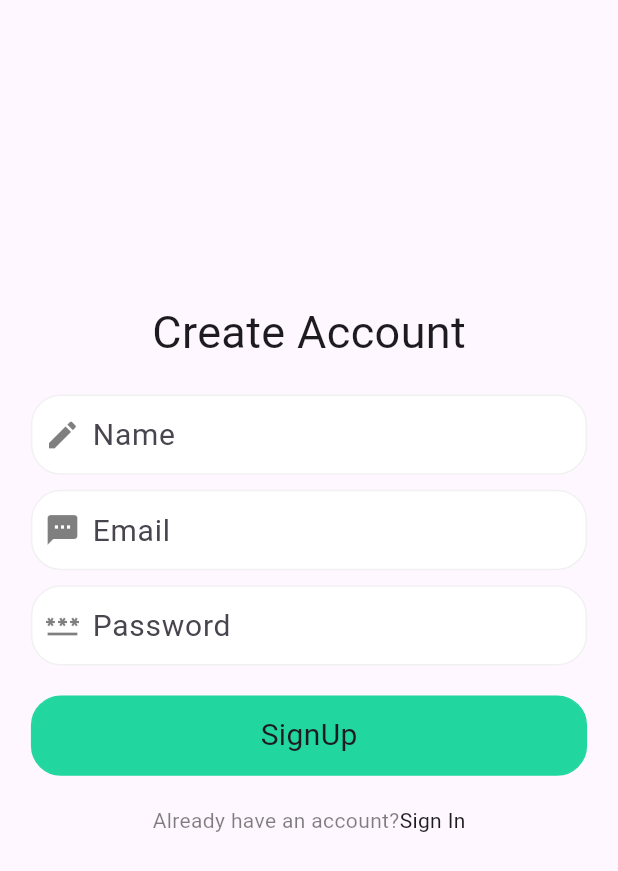
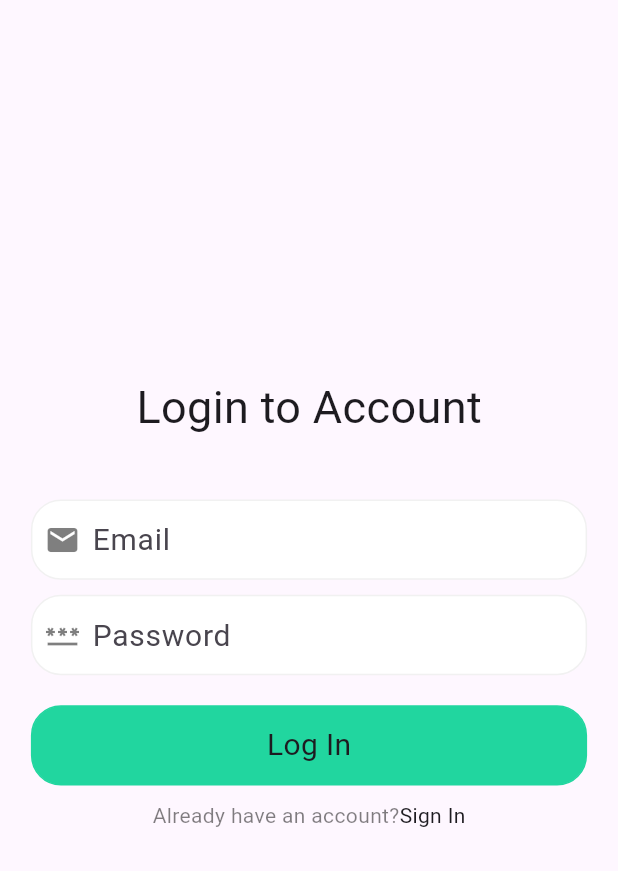
Before and after one commit to muhammedbilals/todo_nodejs, a Flutter app: the screen it shows after launch, after a tap on "Sign In", on a phone screen of 412 x 824 dp. Shown: the top 871 px of the screen. Run offline on Flutter 3.47's test engine with Material 2 defaults, Android fonts, the phone set to English and light mode, and no system bars; our stand-ins replace email_validator.

```diff
--- /dev/null
+++ b/lib/core/constants/api_constants.dart
@@ -0,0 +1,2 @@
+
+const String baseUrl = 'http://192.168.1.2:3000';
--- a/lib/main.dart
+++ b/lib/main.dart
@@ -1,7 +1,10 @@
+
 import 'package:flutter/material.dart';
 import 'package:todo_nodejs/presentation/login_page/screens/login_screen.dart';
+import 'package:todo_nodejs/presentation/sign_in_page/screens/sign_up_screen.dart';
 
 void main() {
+
   runApp(const MyApp());
 }
 
@@ -17,7 +20,7 @@ class MyApp extends StatelessWidget {
         colorScheme: ColorScheme.fromSeed(seedColor: Colors.deepPurple),
         useMaterial3: true,
       ),
-      home:  LoginPage(),
+      home: SignUpScreen(),
     );
   }
 }
--- a/lib/presentation/core/icons/custom_icon_icons.dart
+++ /dev/null
@@ -1,88 +0,0 @@
-/// Flutter icons CustomIcon
-/// Copyright (C) 2023 by original authors @ fluttericon.com, fontello.com
-/// This font was generated by FlutterIcon.com, which is derived from Fontello.
-///
-/// To use this font, place it in your fonts/ directory and include the
-/// following in your pubspec.yaml
-///
-/// flutter:
-///   fonts:
-///    - family:  CustomIcon
-///      fonts:
-///       - asset: fonts/CustomIcon.ttf
-///
-///
-/// * Web Symbols, Copyright (c) 2011 by Just Be Nice studio. All rights reserved.
-///         Author:    Just Be Nice studio
-///         License:   SIL (http://scripts.sil.org/OFL)
-///         Homepage:  http://www.justbenicestudio.com/
-///
-import 'package:flutter/widgets.dart';
-
-class CustomIcon {
-  CustomIcon._();
-
-  static const _kFontFam = 'CustomIcon';
-  static const String? _kFontPkg = null;
-
-  static const IconData search = IconData(0xe800, fontFamily: _kFontFam, fontPackage: _kFontPkg);
-  static const IconData mail = IconData(0xe801, fontFamily: _kFontFam, fontPackage: _kFontPkg);
-  static const IconData heart = IconData(0xe802, fontFamily: _kFontFam, fontPackage: _kFontPkg);
-  static const IconData bagiconfluttter = IconData(0xe803, fontFamily: _kFontFam, fontPackage: _kFontPkg);
-  static const IconData card_1iconfluttter = IconData(0xe804, fontFamily: _kFontFam, fontPackage: _kFontPkg);
-  static const IconData buy_2iconfluttter = IconData(0xe805, fontFamily: _kFontFam, fontPackage: _kFontPkg);
-  static const IconData sms_2icon = IconData(0xe806, fontFamily: _kFontFam, fontPackage: _kFontPkg);
-  static const IconData password_2icon = IconData(0xe807, fontFamily: _kFontFam, fontPackage: _kFontPkg);
-  static const IconData callicon = IconData(0xe808, fontFamily: _kFontFam, fontPackage: _kFontPkg);
-  static const IconData delete_3iconfluttter = IconData(0xe809, fontFamily: _kFontFam, fontPackage: _kFontPkg);
-  static const IconData delete_4iconfluttter = IconData(0xe80a, fontFamily: _kFontFam, fontPackage: _kFontPkg);
-  static const IconData discount_shape_1iconfluttter = IconData(0xe80b, fontFamily: _kFontFam, fontPackage: _kFontPkg);
-  static const IconData document_align_left_5iconfluttter = IconData(0xe80c, fontFamily: _kFontFam, fontPackage: _kFontPkg);
-  static const IconData buy_2flutter = IconData(0xe80d, fontFamily: _kFontFam, fontPackage: _kFontPkg);
-  static const IconData downloadiconfluttter = IconData(0xe80e, fontFamily: _kFontFam, fontPackage: _kFontPkg);
-  static const IconData edit_squareiconfluttter = IconData(0xe80f, fontFamily: _kFontFam, fontPackage: _kFontPkg);
-  static const IconData home_1flutter = IconData(0xe810, fontFamily: _kFontFam, fontPackage: _kFontPkg);
-  static const IconData filter_4iconfluttter = IconData(0xe811, fontFamily: _kFontFam, fontPackage: _kFontPkg);
-  static const IconData gift_1iconfluttter = IconData(0xe812, fontFamily: _kFontFam, fontPackage: _kFontPkg);
-  static const IconData profile_1flutter = IconData(0xe813, fontFamily: _kFontFam, fontPackage: _kFontPkg);
-  static const IconData hideiconfluttter = IconData(0xe814, fontFamily: _kFontFam, fontPackage: _kFontPkg);
-  static const IconData bag_1flutter = IconData(0xe815, fontFamily: _kFontFam, fontPackage: _kFontPkg);
-  static const IconData locationiconfluttter = IconData(0xe818, fontFamily: _kFontFam, fontPackage: _kFontPkg);
-  static const IconData lock_2iconfluttter = IconData(0xe819, fontFamily: _kFontFam, fontPackage: _kFontPkg);
-  static const IconData logouticonfluttter = IconData(0xe81a, fontFamily: _kFontFam, fontPackage: _kFontPkg);
-  static const IconData menu_kebabiconfluttter = IconData(0xe81b, fontFamily: _kFontFam, fontPackage: _kFontPkg);
-  static const IconData password_1iconfluttter = IconData(0xe822, fontFamily: _kFontFam, fontPackage: _kFontPkg);
-  static const IconData profile_1iconfluttter = IconData(0xe823, fontFamily: _kFontFam, fontPackage: _kFontPkg);
-  static const IconData profile_add_1iconfluttter = IconData(0xe824, fontFamily: _kFontFam, fontPackage: _kFontPkg);
-  static const IconData profile_circleiconfluttter = IconData(0xe825, fontFamily: _kFontFam, fontPackage: _kFontPkg);
-  static const IconData profile_delete_1iconfluttter = IconData(0xe826, fontFamily: _kFontFam, fontPackage: _kFontPkg);
-  static const IconData profile_remove_1iconfluttter = IconData(0xe827, fontFamily: _kFontFam, fontPackage: _kFontPkg);
-  static const IconData refresh_2iconfluttter = IconData(0xe828, fontFamily: _kFontFam, fontPackage: _kFontPkg);
-  static const IconData search_2iconfluttter = IconData(0xe82a, fontFamily: _kFontFam, fontPackage: _kFontPkg);
-  static const IconData showiconfluttter = IconData(0xe830, fontFamily: _kFontFam, fontPackage: _kFontPkg);
-  static const IconData edit_1icon = IconData(0xe831, fontFamily: _kFontFam, fontPackage: _kFontPkg);
-  static const IconData addiconfluttter = IconData(0xe832, fontFamily: _kFontFam, fontPackage: _kFontPkg);
-  static const IconData walleticonfluttter = IconData(0xe833, fontFamily: _kFontFam, fontPackage: _kFontPkg);
-  static const IconData websiteiconfluttter = IconData(0xe834, fontFamily: _kFontFam, fontPackage: _kFontPkg);
-  static const IconData categoryiconfluttter = IconData(0xe835, fontFamily: _kFontFam, fontPackage: _kFontPkg);
-  static const IconData closeiconfluttter = IconData(0xe836, fontFamily: _kFontFam, fontPackage: _kFontPkg);
-  static const IconData downiconfluttter = IconData(0xe837, fontFamily: _kFontFam, fontPackage: _kFontPkg);
-  static const IconData faqcircleiconfluttter = IconData(0xe838, fontFamily: _kFontFam, fontPackage: _kFontPkg);
-  static const IconData hearticonfluttter = IconData(0xe839, fontFamily: _kFontFam, fontPackage: _kFontPkg);
-  static const IconData home2iconfluttter = IconData(0xe83a, fontFamily: _kFontFam, fontPackage: _kFontPkg);
-  static const IconData informationcircleiconfluttter = IconData(0xe83b, fontFamily: _kFontFam, fontPackage: _kFontPkg);
-  static const IconData lefticonfluttter = IconData(0xe83c, fontFamily: _kFontFam, fontPackage: _kFontPkg);
-  static const IconData minusiconfluttter = IconData(0xe83d, fontFamily: _kFontFam, fontPackage: _kFontPkg);
-  static const IconData messageiconfluttter = IconData(0xe83e, fontFamily: _kFontFam, fontPackage: _kFontPkg);
-  static const IconData mooniconfluttter = IconData(0xe83f, fontFamily: _kFontFam, fontPackage: _kFontPkg);
-  static const IconData morecircleiconfluttter = IconData(0xe840, fontFamily: _kFontFam, fontPackage: _kFontPkg);
-  static const IconData notificationiconfluttter = IconData(0xe841, fontFamily: _kFontFam, fontPackage: _kFontPkg);
-  static const IconData paletteiconfluttter = IconData(0xe842, fontFamily: _kFontFam, fontPackage: _kFontPkg);
-  static const IconData righticonfluttter = IconData(0xe843, fontFamily: _kFontFam, fontPackage: _kFontPkg);
-  static const IconData shieldiconfluttter = IconData(0xe844, fontFamily: _kFontFam, fontPackage: _kFontPkg);
-  static const IconData stariconfluttter = IconData(0xe845, fontFamily: _kFontFam, fontPackage: _kFontPkg);
-  static const IconData tickcircleiconfluttter = IconData(0xe846, fontFamily: _kFontFam, fontPackage: _kFontPkg);
-  static const IconData ticksquareiconfluttter = IconData(0xe847, fontFamily: _kFontFam, fontPackage: _kFontPkg);
-  static const IconData tickiconfluttter = IconData(0xe848, fontFamily: _kFontFam, fontPackage: _kFontPkg);
-  static const IconData upiconfluttter = IconData(0xe849, fontFamily: _kFontFam, fontPackage: _kFontPkg);
-}
--- a/lib/presentation/login_page/screens/forgot_password.dart
+++ b/lib/presentation/login_page/screens/forgot_password.dart
@@ -1,7 +1,7 @@
 
 import 'package:email_validator/email_validator.dart';
 import 'package:flutter/material.dart';
-import 'package:todo_nodejs/presentation/AppBarWidget.dart';
+import 'package:todo_nodejs/widgets/AppBarWidget.dart';
 import 'package:todo_nodejs/presentation/core/colors/colors.dart';
 import 'package:todo_nodejs/presentation/core/constant/constant.dart';
 import 'package:todo_nodejs/presentation/sign_in_page/widgets/textfieldsignup.dart';
--- a/pubspec.yaml
+++ b/pubspec.yaml
@@ -36,6 +36,10 @@ dependencies:
   # Use with the CupertinoIcons class for iOS style icons.
   cupertino_icons: ^1.0.2
   email_validator: ^2.1.17
+  provider: ^6.0.5
+  jwt_decoder: ^2.0.1
+  dio: ^5.2.1+1
+  http: ^1.1.0
 
 dev_dependencies:
   flutter_test:
```
Also changed, not shown: lib/model/user.dart (+7 -0 lines), lib/presentation/core/images/images.dart (deleted, +0 -21 lines), lib/presentation/core/model/product.dart (deleted, +0 -40 lines), lib/presentation/home_page/homepage.dart (added, +12 -0 lines), lib/presentation/sign_in_page/screens/sign_up_screen.dart (+16 -5 lines), lib/services/api_service.dart (+51 -2 lines), lib/widgets/AppBarWidget.dart (renamed from lib/presentation/AppBarWidget.dart), pubspec.lock, 1 other file.
